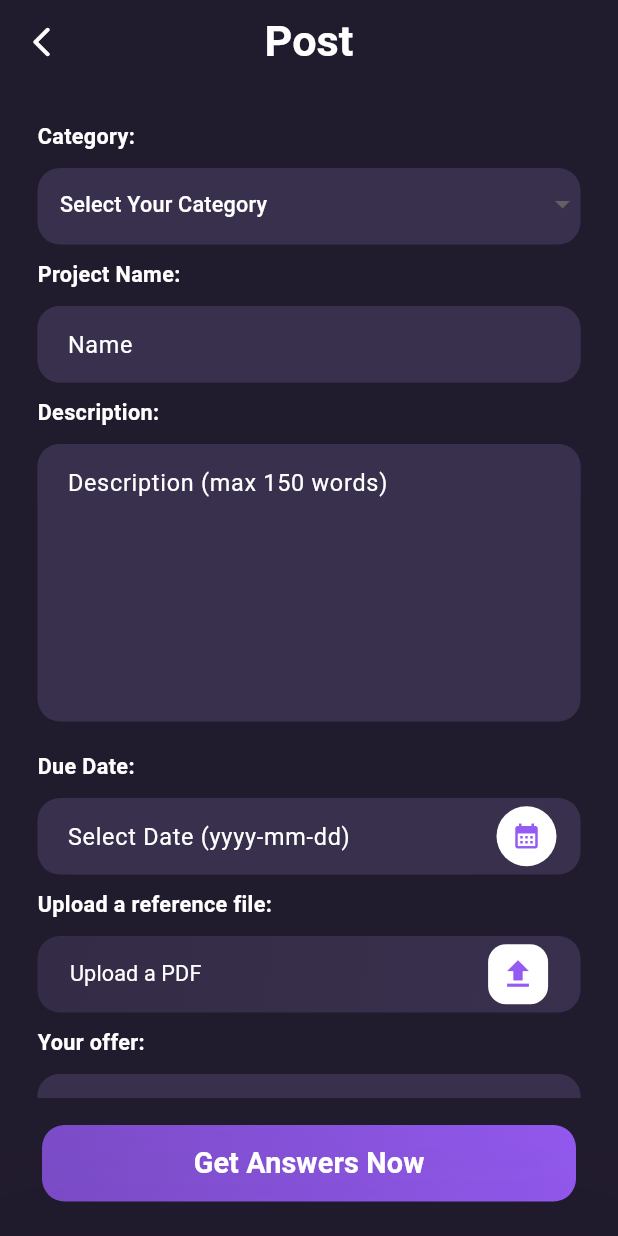
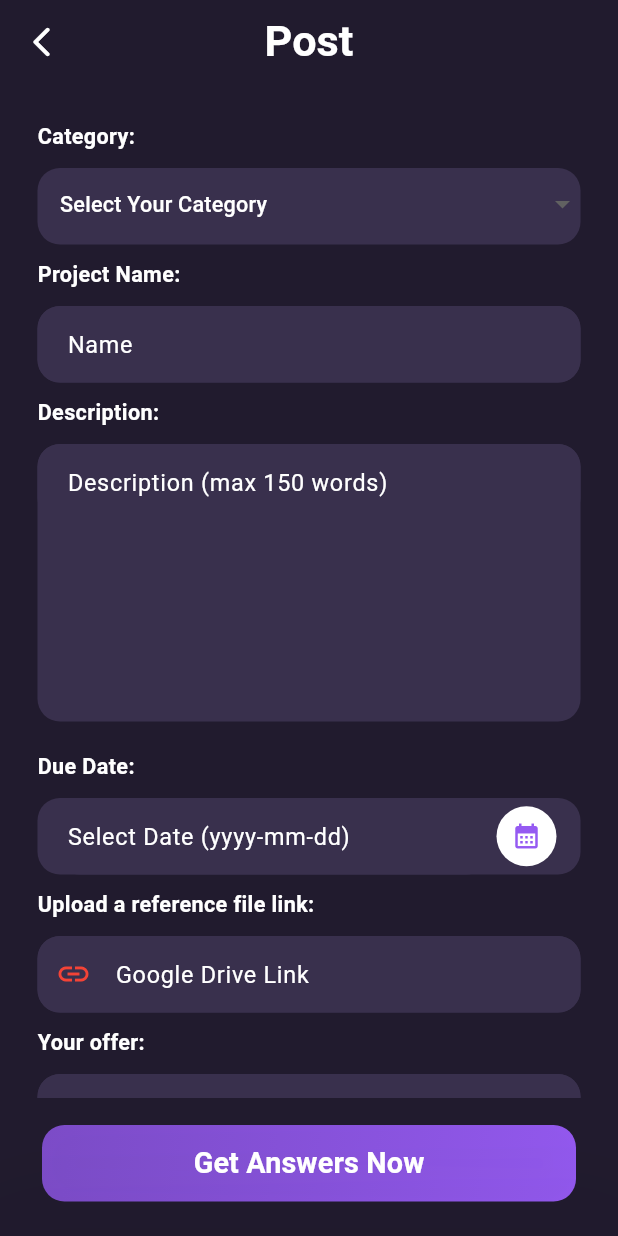
Before and after one commit to wizedo/wizedo, a Flutter app: the RegisterScreen screen opened directly, on a phone screen of 412 x 824 dp. Run offline on Flutter 3.47's test engine with Material 3 defaults, Android fonts, the phone set to English and light mode, and no system bars; our stand-ins replace cloud_firestore, dotted_border, dropdown_button2, firebase_auth, firebase_core, flutter_cache_manager and 11 more; missing offline and left inert: dart:ffi, flutter_cashfree_pg_sdk; accounts and stored records are empty.

Commit message:
COMMIT AFTER POST PAGE FIX AND ADDED OPTION FOR GOOGLE DRIVE LINK

```diff
--- a/lib/pages/PostPage.dart
+++ b/lib/pages/PostPage.dart
@@ -1,25 +1,13 @@
-import 'dart:io';
-import 'dart:math';
-
-
 import 'package:cloud_firestore/cloud_firestore.dart';
 import 'package:firebase_auth/firebase_auth.dart';
-import 'package:flutter_document_picker/flutter_document_picker.dart';
-import 'package:firebase_storage/firebase_storage.dart' as firebase_storage;
 import 'package:flutter/material.dart';
-import 'package:flutter_document_picker/flutter_document_picker.dart';
 import 'package:get/get.dart';
 import 'package:page_transition/page_transition.dart';
 import 'package:shared_preferences/shared_preferences.dart';
-import 'package:swipeable_button_view/swipeable_button_view.dart';
 import 'package:wizedo/Widgets/colors.dart';
 import 'package:intl/intl.dart';
-import 'package:wizedo/components/YearPickerTextField.dart';
 import 'package:wizedo/components/datePickerTextField.dart';
 import 'package:wizedo/components/mPlusRoundedText.dart';
-import 'package:wizedo/components/my_text_field.dart';
-
-import '../components/MyUploadButton.dart';
 import '../components/my_elevatedbutton.dart';
 import '../components/my_post_text_field.dart';
 import '../components/my_textmultiline_field.dart';
@@ -38,9 +26,9 @@ class _RegisterScreenState extends State<RegisterScreen> {
   final TextEditingController _projectName = TextEditingController();
   final TextEditingController _numberOfPages = TextEditingController();
   final TextEditingController _descriptionText = TextEditingController();
-  final TextEditingController _pdf = TextEditingController();
   final TextEditingController _datePicker = TextEditingController();
   final TextEditingController _paymentDetails = TextEditingController();
+  final TextEditingController _googledrivefilelink=TextEditingController();
   String? _selectedCategory; // Change the type to String?
   bool _isNumberOfPagesVisible = false;
   DateTime _selectedDate = DateTime.now();
@@ -48,43 +36,7 @@ class _RegisterScreenState extends State<RegisterScreen> {
   List<String> errors = [];
   String? buttonText;
 
-  Future<firebase_storage.UploadTask?> uploadFile(File file, User? user) async {
-    if (file == null) {
-      Get.snackbar('Error', 'Unable to Upload');
-      print('No file was picked');
-      return null;
-    }
 
-    try {
-      firebase_storage.UploadTask uploadTask;
-
-      // Generate a unique filename using timestamp, random identifier, and user UID
-      String timestamp = DateTime.now().millisecondsSinceEpoch.toString();
-      String randomIdentifier = Random().nextInt(10000).toString();
-      String fileName = 'file_${user?.uid ?? 'unknown'}_$timestamp$randomIdentifier.pdf';
-
-      // Create a Reference to the file with the generated filename
-      firebase_storage.Reference ref = firebase_storage.FirebaseStorage.instance
-          .ref()
-          .child('Reference Files')
-          .child(fileName);
-
-      final metadata = firebase_storage.SettableMetadata(
-        contentType: 'file/pdf',
-        customMetadata: {'picked-file-path': file.path},
-      );
-
-      print("Uploading..!");
-      uploadTask = ref.putData(await file.readAsBytes(), metadata);
-      print("done..!");
-
-      return Future.value(uploadTask);
-    } catch (error) {
-      print('Error uploading file: $error');
-      Get.snackbar('Error', 'Failed to upload file');
-      return null;
-    }
-  }
 
   Future<void> _selectDate(BuildContext context) async {
     final DateTime? picked = await showDatePicker(
@@ -127,6 +79,12 @@ class _RegisterScreenState extends State<RegisterScreen> {
     }
   }
 
+  bool isGoogleDriveLink(String link) {
+    // Updated Google Drive link format
+    RegExp regex = RegExp(r'^https:\/\/drive\.google\.com\/(file\/d\/|open\?id=)([a-zA-Z0-9_-]+)\/?.*');
+    return regex.hasMatch(link);
+  }
+
 
 
 
@@ -138,9 +96,9 @@ class _RegisterScreenState extends State<RegisterScreen> {
     _projectName.dispose();
     _numberOfPages.dispose();
     _descriptionText.dispose();
-    _pdf.dispose();
     _datePicker.dispose();
     _paymentDetails.dispose();
+    _googledrivefilelink.dispose();
     super.dispose();
   }
 
@@ -440,53 +398,46 @@ class _RegisterScreenState extends State<RegisterScreen> {
                   //lib/images/pdf.png
                   SizedBox(height: 10),
                   Text(
-                    'Upload a reference file: ',
+                    'Upload a reference file link: ',
                     style: mPlusRoundedText.copyWith(fontSize: 12),
                   ),
                   SizedBox(height: 10),
-                  MyUploadButton(
-                    onPressed: () async {
+                  Container(
+                    width: double.infinity,
+                    child: MyPostTextField(
+                      prefixIcon: Icon(Icons.link, color: Colors.red),
+                      fontSize: 12,
+                      controller: _googledrivefilelink,
+                      obscureText: false,
+                      hint: 'Google Drive Link',
+                      validator: (value) {
+                        if (value == null || value.isEmpty) {
+                          addError(error: 'Google Drive link is required');
+                          return 'Google Drive link is required';
+                        } else {
+                          removeError(error: 'Google Drive link is required');
+                        }
 
-                      // Your onPressed logic here
-                    },
-                    suffixIcon: Container(
-                      width: 40, // Set the width to control the size of the white circle
-                      height: 40, // Set the height to control the size of the white circle
-                      decoration: BoxDecoration(
-                        borderRadius: BorderRadius.circular(12),
-                        color: Colors.white, // White circle color
-                      ),
-                      child: InkWell(
-                        child: Icon(Icons.upload, color: Color(0xFF955AF2), size: 25),
-                        onTap: () async {
-                          final path = await FlutterDocumentPicker.openDocument();
-                          if (path != null && path.isNotEmpty) {
-                            print(path);
+                        // Check if the entered link is a valid Google Drive link
+                        if (!isGoogleDriveLink(value)) {
+                          addError(error: 'Invalid Google Drive link');
+                          return 'Invalid Google Drive link';
+                        } else {
+                          removeError(error: 'Invalid Google Drive link');
+                        }
 
-                            // Check if the selected file has a .pdf extension
-                            if (!path.toLowerCase().endsWith('.pdf')) {
-                              Get.snackbar('Error', 'Please select a PDF file only');
-                              return;
-                            }
+                        // Check if the link is too long
+                        if (value.length > 200) {
+                          addError(error: 'Google Drive link is too long');
+                          return 'Google Drive link is too long';
+                        } else {
+                          removeError(error: 'Google Drive link is too long');
+                        }
 
-                            // Do not upload the file here; just update the _pdf controller
-                            setState(() {
-                              _pdf.text = path;
-                              String fileName = path.split('/').last;
-                              if (fileName.length > 25) {
-                                fileName = fileName.substring(0, 25) + '...pdf'; // Truncate the file name
-                              }
-                              buttonText = fileName;
-                            });
-                          } else {
-                            Get.snackbar('Error', 'No file selected');
-                          }
-                        },
-                      ),
+                        return null;
+                      },
                     ),
-                    buttonText: buttonText ?? 'Upload a PDF',
                   ),
-
 
 
                   SizedBox(height: 10),
@@ -568,12 +519,8 @@ class _RegisterScreenState extends State<RegisterScreen> {
                         }
                       }
 
-                      firebase_storage.UploadTask? uploadTask;
 
-                      if (_pdf.text.isNotEmpty) {
-                        File file = File(_pdf.text);
-                        uploadTask = await uploadFile(file, user);
-                      }
+
 
 
 
@@ -590,6 +537,7 @@ class _RegisterScreenState extends State<RegisterScreen> {
                         transaction.set(collegePostRef, {
                           'postId': postId,
                           'postId':postId,
+                          'googledrivelink':_googledrivefilelink.text,
                           'pstatus':1,
                           'userId': user.uid,
                           'emailid': email,
--- a/pubspec.yaml
+++ b/pubspec.yaml
@@ -53,8 +53,6 @@ dependencies:
   google_sign_in: ^6.1.6
   shared_preferences: ^2.2.2
   dropdown_button2: ^2.3.9
-  firebase_storage: ^11.5.3
-  flutter_document_picker: ^5.2.3
   firebase_app_check: ^0.2.1+6
   get_time_ago: ^1.2.5
   dotted_border: ^2.1.0
```
Also changed, not shown: pubspec.lock, 3 other files.
